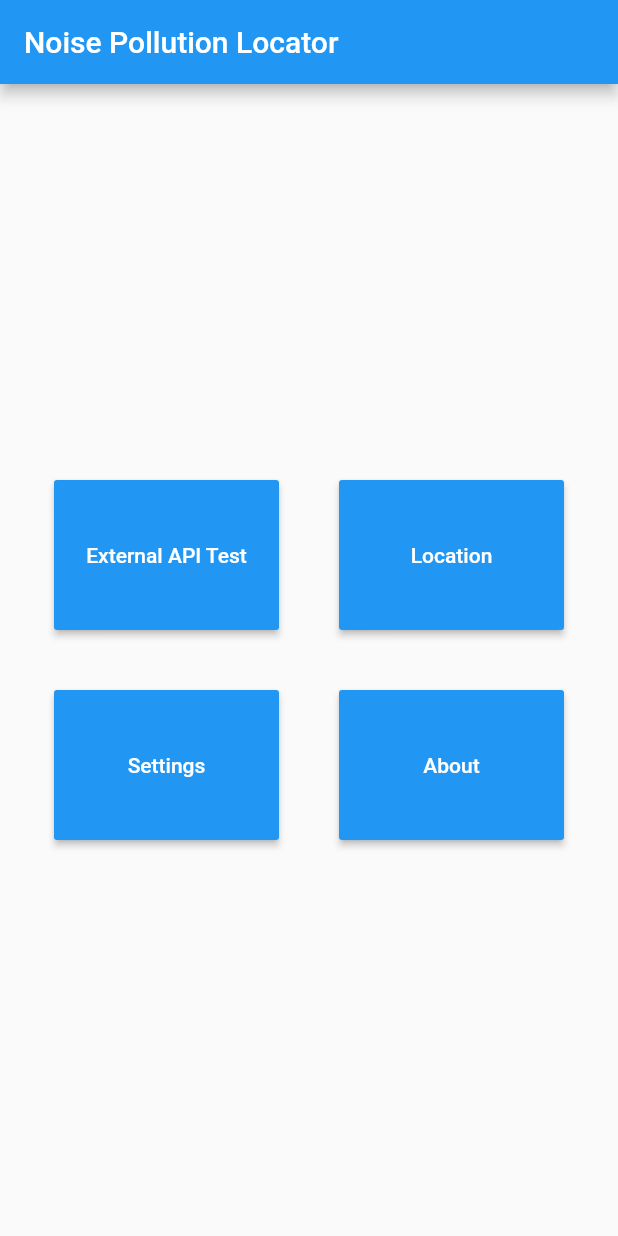
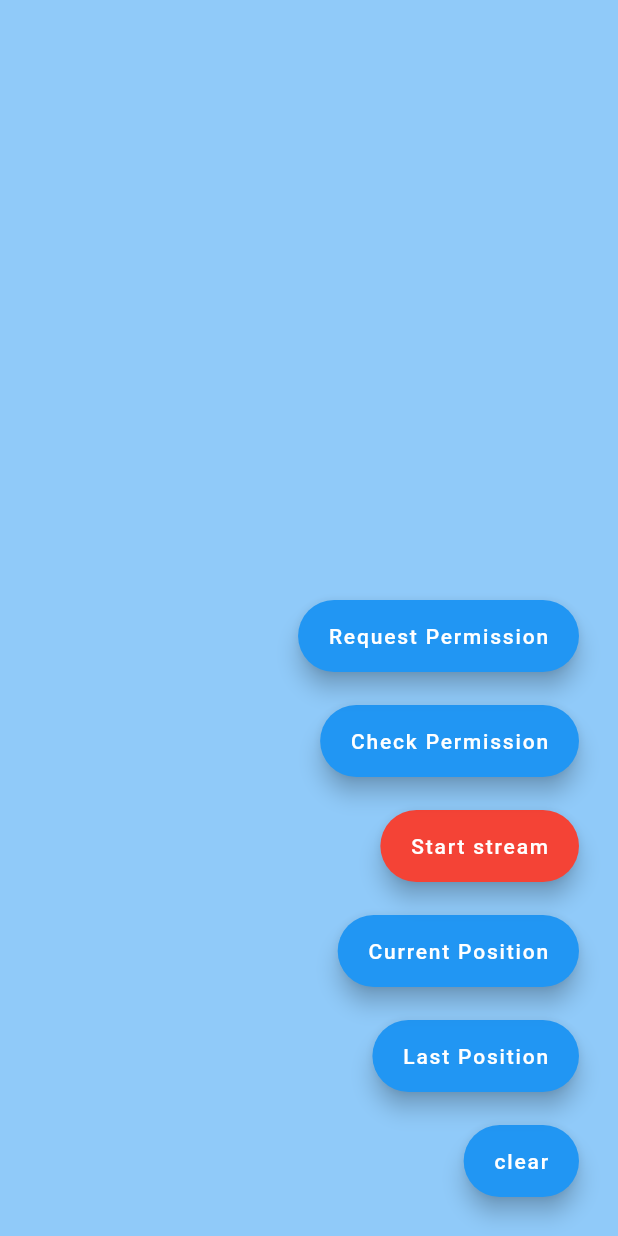
Before and after one commit to allj9618/noisepollutionlocator_71, a Flutter app: the screen it shows after launch, after a tap on "Location", on a phone screen of 412 x 824 dp. Run offline on Flutter 3.47's test engine with Material 2 defaults, Android fonts, the phone set to English and light mode, and no system bars; our stand-ins replace geolocator.

Commit message:
Added Location Screen with PositionStream showing current position of device based of example code of geolocator 7.0.3 package.

```diff
--- a/lib/main.dart
+++ b/lib/main.dart
@@ -1,5 +1,6 @@
 import 'package:flutter/material.dart';
 import 'package:geolocator/geolocator.dart';
+import 'dart:async';
 
 void main() {
   runApp(MyApp());
@@ -10,7 +11,7 @@ class MyApp extends StatelessWidget {
   @override
   Widget build(BuildContext context) {
     return MaterialApp(
-      title: 'Flutter Demo',
+      title: 'Noise Pollution Locator',
       theme: ThemeData(
         // This is the theme of your application.
         //
@@ -29,24 +30,14 @@ class MyApp extends StatelessWidget {
 }
 
 class MyHomePage extends StatefulWidget {
-  MyHomePage({Key key, this.title}) : super(key: key);
+  MyHomePage({Key? key, required this.title}) : super(key: key);
+  final String title;
 
-  // This widget is the home page of your application. It is stateful, meaning
-  // that it has a State object (defined below) that contains fields that affect
-  // how it looks.
-
-  // This class is the configuration for the state. It holds the values (in this
-  // case the title) provided by the parent (in this case the App widget) and
-  // used by the build method of the State. Fields in a Widget subclass are
-  // always marked "final".
-
-  final String title;
   @override
   _MyHomePageState createState() => _MyHomePageState();
 }
 
 class _MyHomePageState extends State<MyHomePage> {
-
   @override
   Widget build(BuildContext context) {
     // This method is rerun every time setState is called, for instance as done
@@ -105,6 +96,10 @@ class _MyHomePageState extends State<MyHomePage> {
                   textColor: Colors.white,
                   child: new Text("Location"),
                   onPressed: () => {
+                    Navigator.push(
+                      context,
+                      MaterialPageRoute(builder: (context) => LocationScreen()),
+                    )
                   },
                   splashColor: Colors.blue,
                 )),
@@ -146,6 +141,191 @@ class _MyHomePageState extends State<MyHomePage> {
   }
 }
 
-void openMyLocationPage(BuildContext context) {
+class LocationScreen extends StatefulWidget {
+  @override
+  _GeolocatorWidgetState createState() => _GeolocatorWidgetState();
+}
 
+class _GeolocatorWidgetState extends State<LocationScreen> {
+  final List<_PositionItem> _positionItems = <_PositionItem>[];
+  StreamSubscription<Position>? _positionStreamSubscription;
+
+  @override
+  Widget build(BuildContext context) {
+    return Scaffold(
+      backgroundColor: Theme.of(context).backgroundColor,
+      body: ListView.builder(
+        itemCount: _positionItems.length,
+        itemBuilder: (context, index) {
+          final positionItem = _positionItems[index];
+
+          if (positionItem.type == _PositionItemType.permission) {
+            return ListTile(
+              title: Text(positionItem.displayValue,
+                  textAlign: TextAlign.center,
+                  style: TextStyle(
+                    color: Colors.white,
+                    fontWeight: FontWeight.bold,
+                  )),
+            );
+          } else {
+            return Card(
+              child: ListTile(
+                tileColor: Colors.blue,
+                title: Text(
+                  positionItem.displayValue,
+                  style: TextStyle(color: Colors.white),
+                ),
+              ),
+            );
+          }
+        },
+      ),
+      floatingActionButton: Stack(
+        children: <Widget>[
+          Positioned(
+            bottom: 10.0,
+            right: 10.0,
+            child: FloatingActionButton.extended(
+              onPressed: () => setState(_positionItems.clear),
+              label: Text("clear"),
+            ),
+          ),
+          Positioned(
+            bottom: 80.0,
+            right: 10.0,
+            child: FloatingActionButton.extended(
+              onPressed: () async {
+                await Geolocator.getLastKnownPosition().then((value) => {
+                  _positionItems.add(_PositionItem(
+                      _PositionItemType.position, value.toString()))
+                });
+
+                setState(
+                      () {},
+                );
+              },
+              label: Text("Last Position"),
+            ),
+          ),
+          Positioned(
+            bottom: 150.0,
+            right: 10.0,
+            child: FloatingActionButton.extended(
+                onPressed: () async {
+                  await Geolocator.getCurrentPosition().then((value) => {
+                    _positionItems.add(_PositionItem(
+                        _PositionItemType.position, value.toString()))
+                  });
+
+                  setState(
+                        () {},
+                  );
+                },
+                label: Text("Current Position")),
+          ),
+          Positioned(
+            bottom: 220.0,
+            right: 10.0,
+            child: FloatingActionButton.extended(
+              onPressed: _toggleListening,
+              label: Text(() {
+                if (_positionStreamSubscription == null) {
+                  return "Start stream";
+                } else {
+                  final buttonText = _positionStreamSubscription!.isPaused
+                      ? "Resume"
+                      : "Pause";
+
+                  return "$buttonText stream";
+                }
+              }()),
+              backgroundColor: _determineButtonColor(),
+            ),
+          ),
+          Positioned(
+            bottom: 290.0,
+            right: 10.0,
+            child: FloatingActionButton.extended(
+              onPressed: () async {
+                await Geolocator.checkPermission().then((value) => {
+                  _positionItems.add(_PositionItem(
+                      _PositionItemType.permission, value.toString()))
+                });
+                setState(() {});
+              },
+              label: Text("Check Permission"),
+            ),
+          ),
+          Positioned(
+            bottom: 360.0,
+            right: 10.0,
+            child: FloatingActionButton.extended(
+              onPressed: () async {
+                await Geolocator.requestPermission().then((value) => {
+                  _positionItems.add(_PositionItem(
+                      _PositionItemType.permission, value.toString()))
+                });
+                setState(() {});
+              },
+              label: Text("Request Permission"),
+            ),
+          ),
+        ],
+      ),
+    );
+  }
+
+  bool _isListening() => !(_positionStreamSubscription == null ||
+      _positionStreamSubscription!.isPaused);
+
+  Color _determineButtonColor() {
+    return _isListening() ? Colors.green : Colors.red;
+  }
+
+  void _toggleListening() {
+    if (_positionStreamSubscription == null) {
+      final positionStream = Geolocator.getPositionStream();
+      _positionStreamSubscription = positionStream.handleError((error) {
+        _positionStreamSubscription?.cancel();
+        _positionStreamSubscription = null;
+      }).listen((position) => setState(() => _positionItems.add(
+          _PositionItem(_PositionItemType.position, position.toString()))));
+      _positionStreamSubscription?.pause();
+    }
+
+    setState(() {
+      if (_positionStreamSubscription == null) {
+        return;
+      }
+
+      if (_positionStreamSubscription!.isPaused) {
+        _positionStreamSubscription!.resume();
+      } else {
+        _positionStreamSubscription!.pause();
+      }
+    });
+  }
+
+  @override
+  void dispose() {
+    if (_positionStreamSubscription != null) {
+      _positionStreamSubscription!.cancel();
+      _positionStreamSubscription = null;
+    }
+
+    super.dispose();
+  }
 }
+
+enum _PositionItemType {
+  permission,
+  position,
+}
+
+class _PositionItem {
+  _PositionItem(this.type, this.displayValue);
+
+  final _PositionItemType type;
+  final String displayValue;
+}
--- a/pubspec.yaml
+++ b/pubspec.yaml
@@ -18,7 +18,7 @@ publish_to: 'none' # Remove this line if you wish to publish to pub.dev
 version: 1.0.0+1
 
 environment:
-  sdk: ">=2.7.0 <3.0.0"
+  sdk: ">=2.12.0 <3.0.0"
 
 dependencies:
   flutter:
```
